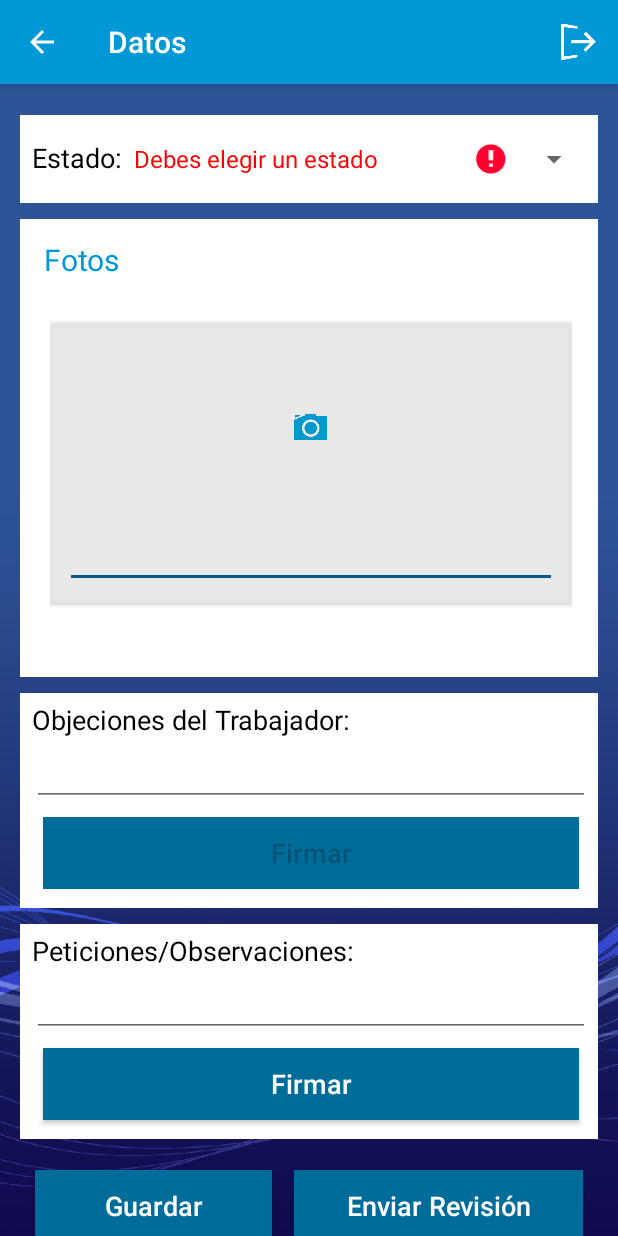
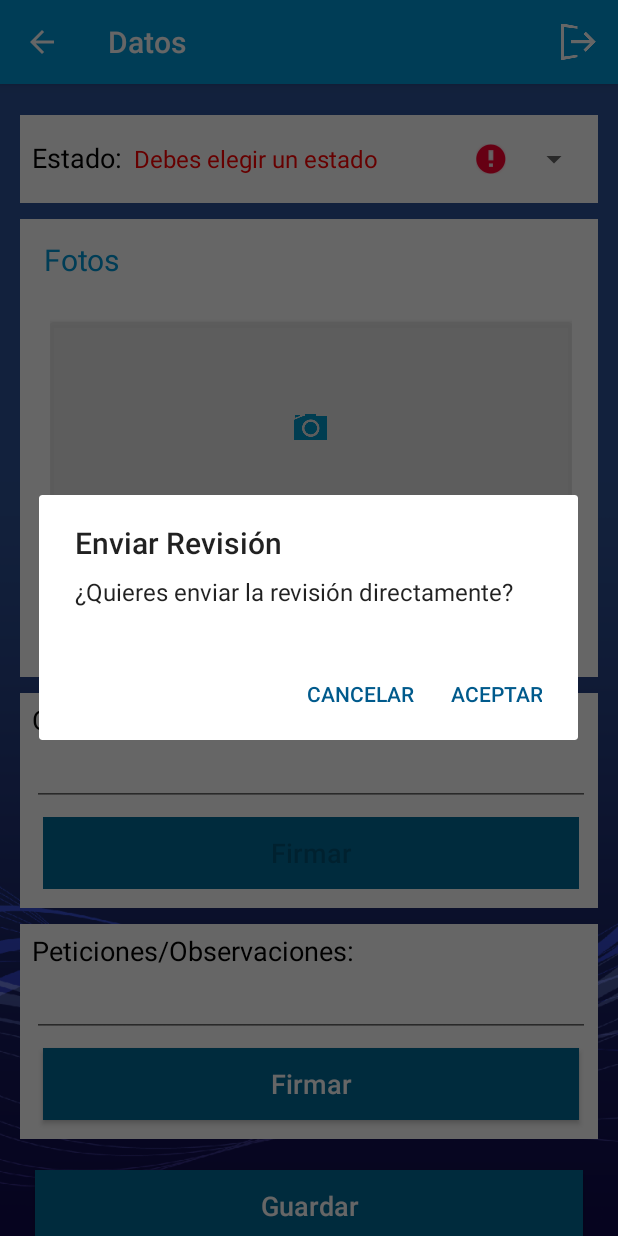
Before and after one commit to Victor96Man/RevisionEquipamiento, an Android app: the DatosActivity screen opened directly, with no data from a screen before it, after a tap on "Guardar", on a phone screen of 412 x 824 dp. Run offline under Robolectric (Android 15) with nearby library versions, the phone set to English and light mode, and no system bars.

Commit message:
Control de no enviados y cambio de boton enviar

```diff
--- a/app/src/main/java/com/example/revisionequipamiento/DatosActivity.kt
+++ b/app/src/main/java/com/example/revisionequipamiento/DatosActivity.kt
@@ -58,28 +58,6 @@ class DatosActivity : AppCompatActivity(), PostsAdapter.CallbackInterface{
         dt_estado_sp.adapter = spinnerArrayAdapter
 
 
-        dt_enviarRV2_bt.setOnClickListener{
-            var cm = baseContext.getSystemService(Context.CONNECTIVITY_SERVICE) as ConnectivityManager
-            var networkInfo = cm.activeNetworkInfo
-            if (networkInfo != null && networkInfo.isConnected) {
-                val urlInsertRev = "${getString(R.string.URL)}${getString(R.string.URLinsert)}"
-                guardar()
-                EnviarRevi(or.equipamiento, urlInsertRev, this@DatosActivity)
-                or.volveranull()
-                actualizarBD()
-
-            }else{
-                val builder = android.support.v7.app.AlertDialog.Builder(this@DatosActivity)
-                builder.setTitle(getString(R.string.noInternet))
-                builder.setMessage(getString(R.string.noInternetInfo))
-                builder.setNeutralButton(getString(R.string.aceptar)){_,_ ->
-
-                }
-                val dialog: android.support.v7.app.AlertDialog = builder.create()
-                dialog.show()
-            }
-        }
-
         var dt_objeciones_edit = findViewById<EditText>(R.id.dt_objeciones_edit)
 
         if(MODO == "2"){
@@ -100,6 +78,39 @@ class DatosActivity : AppCompatActivity(), PostsAdapter.CallbackInterface{
 
         dt_guardar_bt.setOnClickListener{
             guardar()
+
+            val builder = android.support.v7.app.AlertDialog.Builder(this@DatosActivity)
+            builder.setTitle(getString(R.string.enviarTitulo))
+            builder.setMessage(getString(R.string.enviarInfo))
+            builder.setPositiveButton(getString(R.string.aceptar)) {
+                _, _ ->
+                var cm = baseContext.getSystemService(Context.CONNECTIVITY_SERVICE) as ConnectivityManager
+                var networkInfo = cm.activeNetworkInfo
+                if (networkInfo != null && networkInfo.isConnected) {
+                    val urlInsertRev = "${getString(R.string.URL)}${getString(R.string.URLinsert)}"
+                    EnviarRevi(or.equipamiento, urlInsertRev, this@DatosActivity)
+                    or.volveranull()
+                    actualizarBD()
+
+
+                }else{
+                    val builder = android.support.v7.app.AlertDialog.Builder(this@DatosActivity)
+                    builder.setTitle(getString(R.string.noInternet))
+                    builder.setMessage(getString(R.string.noInternetInfo))
+                    builder.setNeutralButton(getString(R.string.aceptar)){_,_ ->
+
+                    }
+                    val dialog: android.support.v7.app.AlertDialog = builder.create()
+                    dialog.show()
+                }
+
+            }
+            builder.setNegativeButton(getString(R.string.cancelar)) { dialog, _ ->
+                dialog.dismiss()
+            }
+            val dialog =builder.create()
+            dialog.show()
+
         }
 
         dt_UsuarioFirma_bt.setOnClickListener {
@@ -335,6 +346,7 @@ class DatosActivity : AppCompatActivity(), PostsAdapter.CallbackInterface{
             super.onPostExecute(result)
             ParseoFile(result, this@DatosActivity,2)
             getWindow().clearFlags(WindowManager.LayoutParams.FLAG_NOT_TOUCHABLE)
+            or.volveranull()
             finish()
         }
     }
--- a/app/src/main/res/layout/activity_datos.xml
+++ b/app/src/main/res/layout/activity_datos.xml
@@ -174,13 +174,6 @@
                 android:layout_weight="1"
                 android:text="@string/Guardar" />
 
-            <Button
-                android:id="@+id/dt_enviarRV2_bt"
-                style="@style/ButtonNew"
-                android:layout_width="wrap_content"
-                android:layout_height="wrap_content"
-                android:layout_weight="1"
-                android:text="@string/enviarRV_bt" />
         </LinearLayout>
 
     </LinearLayout>
--- a/app/src/main/res/values/strings.xml
+++ b/app/src/main/res/values/strings.xml
@@ -24,6 +24,8 @@
     <string name="seleccionFoto">Selecciona</string>
     <string name="seleccionFotoGaleria">Galeria</string>
     <string name="seleccionFotoCamara">Camara</string>
+    <string name="enviarTitulo">Enviar Revisión</string>
+    <string name="enviarInfo">¿Quieres enviar la revisión directamente?</string>
 
     <!-- URLS-->
     <string name="URL">http://emproacsa.mjhudesings.com/</string>
```
Also changed, not shown: app/src/main/java/com/example/revisionequipamiento/EquipamientoActivity.kt (+15 -17 lines), app/src/main/java/com/example/revisionequipamiento/Files/BBDDSQLite.kt (+54 -0 lines).
